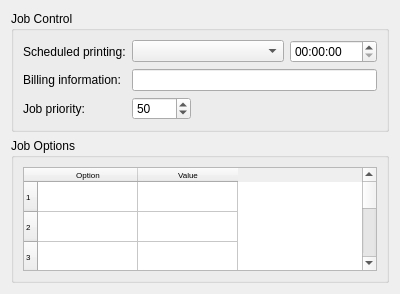
First picture: the form in kdeui/dialogs/kcupsoptionsjobwidget.ui, repository KDE/kdelibs, before the edit.
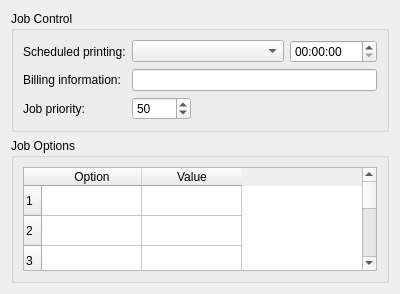
Second picture: the form after the edit. Custom widgets are drawn as their Qt base class.

Commit message: Do not hardcode font pointsize

```diff
--- a/kdeui/dialogs/kcupsoptionsjobwidget.ui
+++ b/kdeui/dialogs/kcupsoptionsjobwidget.ui
@@ -96,11 +96,6 @@
      <layout class="QGridLayout" name="gridLayout_2" >
       <item row="0" column="0" >
        <widget class="QTableWidget" name="jobOptionsTable" >
-        <property name="font" >
-         <font>
-          <pointsize>6</pointsize>
-         </font>
-        </property>
         <property name="rowCount" >
          <number>10</number>
         </property>
```
The commit also changes 1 other file.
